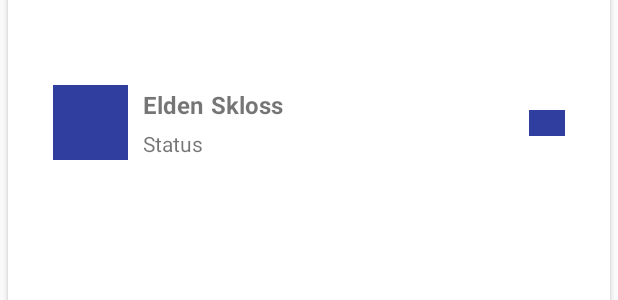
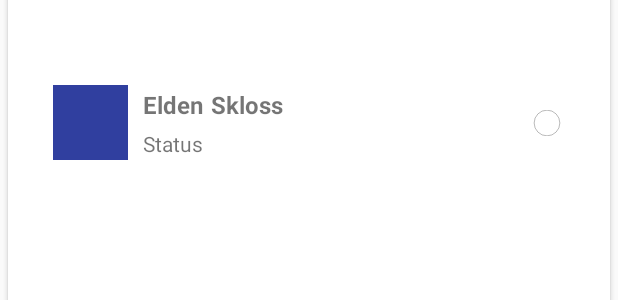
Before and after one commit to t2modus/android-competency-test, an Android app: the layout rv_row_friend_list.xml on its own in the app's theme, with its tools: preview values and no code run, on a phone screen of 412 x 824 dp. Shown: the part 495-795 px from the top of the screen. Run offline under Robolectric (Android 15) with nearby library versions, the phone set to English and light mode, and no system bars.

Commit message:
Set images is available images to red if they are available, white if not

```diff
--- /dev/null
+++ b/t2eldencomptest/src/main/res/drawable/white_center_circle.xml
@@ -0,0 +1,16 @@
+<?xml version="1.0" encoding="utf-8"?>
+<shape
+    xmlns:android="http://schemas.android.com/apk/res/android"
+    android:shape="oval">
+
+    <solid
+        android:color="#ffffff"/>
+
+    <stroke
+        android:width="1dp"
+        android:color="#0e0e0e"/>
+
+    <size
+        android:width="120dp"
+        android:height="120dp"/>
+</shape>
--- a/t2eldencomptest/src/main/res/layout/rv_row_friend_list.xml
+++ b/t2eldencomptest/src/main/res/layout/rv_row_friend_list.xml
@@ -5,7 +5,6 @@
     xmlns:tools="http://schemas.android.com/tools">
 
     <data>
-
         <variable
             name="friend"
             type="com.elden.t2eldencomptest.model.Friend" />
@@ -32,7 +31,7 @@
                     android:layout_height="50dp"
                     android:layout_marginLeft="10dp"
                     android:layout_centerVertical="true"
-                    android:src="@color/colorPrimaryDark" />
+                    tools:src="@color/colorPrimaryDark" />
 
                 <LinearLayout
                     android:id="@+id/llDetailsContainer"
@@ -69,8 +68,6 @@
                             android:text="@{friend.lastName}"
                             tools:text="Skloss" />
                     </LinearLayout>
-
-
                     <TextView
                         android:id="@+id/tvStatus"
                         android:layout_width="wrap_content"
@@ -78,7 +75,6 @@
                         android:layout_marginTop="5dp"
                         android:text="@{friend.status}"
                         tools:text="Status" />
-
                 </LinearLayout>
 
                 <ImageView
@@ -88,13 +84,8 @@
                     android:layout_marginRight="10dp"
                     android:layout_alignParentRight="true"
                     android:layout_centerVertical="true"
-                    android:src="@color/colorPrimaryDark" />
-
-
+                    android:src="@drawable/white_center_circle" />
             </RelativeLayout>
-
-
         </android.support.v7.widget.CardView>
-
     </LinearLayout>
 </layout>
```
Also changed, not shown: t2eldencomptest/src/main/java/com/elden/t2eldencomptest/activities/friend_list/recycler_view/FriendListAdapter.java (+16 -12 lines), t2eldencomptest/src/main/res/drawable/red_center_circle.xml (added, +14 -0 lines).
